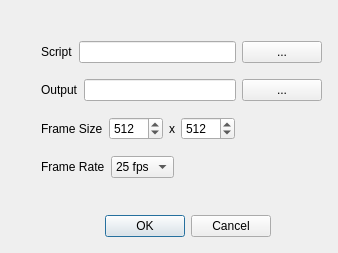
Old version of the form neurolabi/gui/dialogs/moviedialog.ui in the repository janelia-flyem/NeuTu.
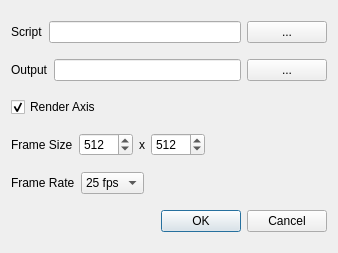
New version of the form.

```diff
--- a/neurolabi/gui/dialogs/moviedialog.ui
+++ b/neurolabi/gui/dialogs/moviedialog.ui
@@ -13,31 +13,6 @@
   <property name="windowTitle">
    <string>Make A Movie</string>
   </property>
-  <widget class="QDialogButtonBox" name="buttonBox">
-   <property name="geometry">
-    <rect>
-     <x>100</x>
-     <y>210</y>
-     <width>171</width>
-     <height>32</height>
-    </rect>
-   </property>
-   <property name="orientation">
-    <enum>Qt::Horizontal</enum>
-   </property>
-   <property name="standardButtons">
-    <set>QDialogButtonBox::Cancel|QDialogButtonBox::Ok</set>
-   </property>
-  </widget>
-  <widget class="QWidget" name="layoutWidget">
-   <property name="geometry">
-    <rect>
-     <x>41</x>
-     <y>31</y>
-     <width>281</width>
-     <height>157</height>
-    </rect>
-   </property>
    <layout class="QVBoxLayout" name="verticalLayout">
     <item>
      <layout class="QHBoxLayout" name="horizontalLayout">
@@ -81,6 +56,16 @@
       </item>
      </layout>
     </item>
+   <item>
+    <widget class="QCheckBox" name="axisCheckBox">
+     <property name="text">
+      <string>Render Axis</string>
+     </property>
+     <property name="checked">
+      <bool>true</bool>
+     </property>
+    </widget>
+   </item>
     <item>
      <layout class="QHBoxLayout" name="horizontalLayout_5">
       <item>
@@ -202,8 +187,17 @@
       </item>
      </layout>
     </item>
-   </layout>
-  </widget>
+   <item>
+    <widget class="QDialogButtonBox" name="buttonBox">
+     <property name="orientation">
+      <enum>Qt::Horizontal</enum>
+     </property>
+     <property name="standardButtons">
+      <set>QDialogButtonBox::Cancel|QDialogButtonBox::Ok</set>
+     </property>
+    </widget>
+   </item>
+  </layout>
  </widget>
  <resources/>
  <connections>
```
Lines whose indentation alone changed are shown as unchanged.
